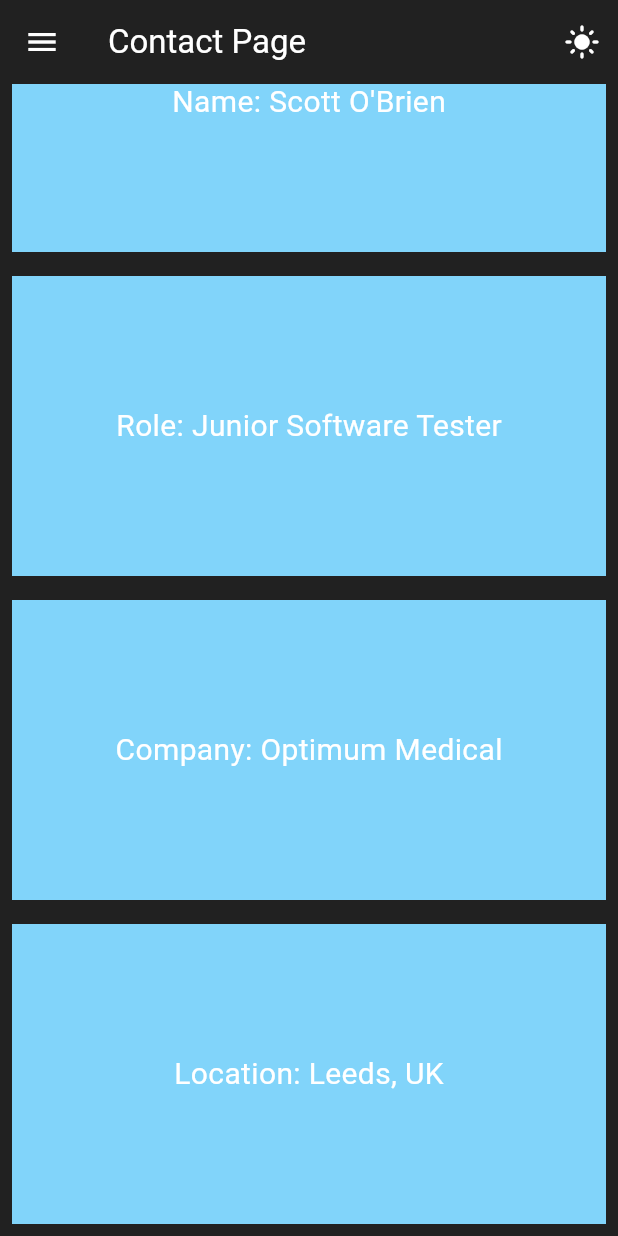
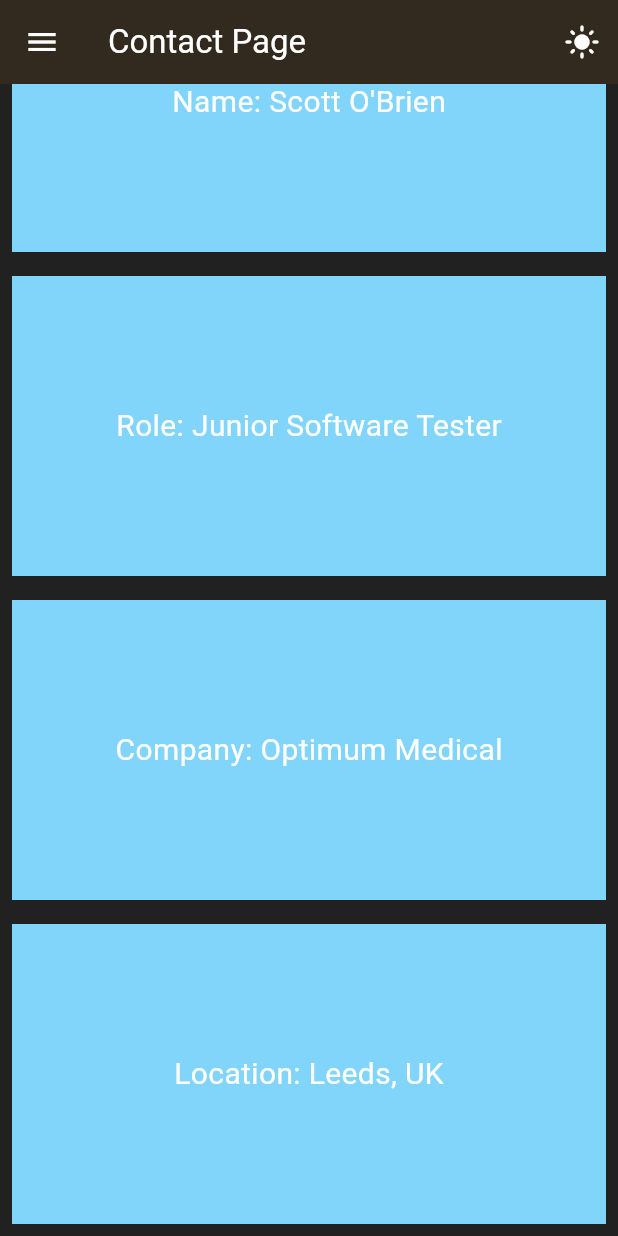
Before and after one commit to SO-1993/portfolio_flutter_app, a Flutter app: the ContactPage screen opened by its route, scrolled down 96 dp, after a tap on the "dark mode" icon, on a phone screen of 412 x 824 dp. Run offline on Flutter 3.47's test engine with Material 3 defaults, Android fonts, the phone set to English and light mode, and no system bars.

Commit message:
Color scheme has been changed and applied globally to all pages

```diff
--- a/lib/main.dart
+++ b/lib/main.dart
@@ -1,4 +1,5 @@
 import 'package:flutter/material.dart';
+import 'package:provider/provider.dart';
 import '../pages/contact_page.dart';
 import '../pages/home_page.dart';
 import '../pages/profile_page.dart';
@@ -6,8 +7,8 @@
 import '../pages/settings_page.dart';
 import '../pages/skills_page.dart';
 import '../pages/education_page.dart';
-import 'package:provider/provider.dart';
 import '../theme/theme_provider.dart';
+import '../theme/theme.dart';
 
 void main() {
   runApp(
@@ -23,9 +24,14 @@
 
   @override
   Widget build(BuildContext context) {
+    final themeProvider = Provider.of<ThemeProvider>(context);
+
     return MaterialApp(
       debugShowCheckedModeBanner: false,
-      theme: Provider.of<ThemeProvider>(context).themeData,
+      theme: themeProvider.themeData,
+      // theme: lightMode,
+      // darkTheme: darkMode,
+      // themeMode: themeProvider.isDarkMode ? ThemeMode.dark : ThemeMode.light,
       home: const HomePage(),
       routes: {
         '/home_page': (context) => const HomePage(),
--- a/lib/pages/home_page.dart
+++ b/lib/pages/home_page.dart
@@ -8,11 +8,11 @@
   @override
   Widget build(BuildContext context) {
     return Scaffold(
-      backgroundColor: Theme.of(context).colorScheme.surface,
+     // backgroundColor: Theme.of(context).colorScheme.surface,
       appBar: AppBar(
         title: const Text('Home Page'),
-        actions: [
-          const DarkModeToggleWidget(),
+        actions: const [
+          DarkModeToggleWidget(),
         ],
       ),
       drawer: const SideMenu(),
--- a/lib/theme/theme.dart
+++ b/lib/theme/theme.dart
@@ -2,18 +2,22 @@
 
 ThemeData lightMode = ThemeData(
   brightness: Brightness.light,
+  primarySwatch: Colors.orange,
   colorScheme: ColorScheme.light(
     surface: Colors.grey.shade400,
-    primary:Colors.grey.shade900,
-    secondary:Colors.grey.shade200,
+    primary: Colors.orange,
+    secondary: Colors.grey.shade200,
   ),
+  scaffoldBackgroundColor: Colors.orange.shade100,
 );
 
 ThemeData darkMode = ThemeData(
   brightness: Brightness.dark,
+  primarySwatch: Colors.orange,
   colorScheme: ColorScheme.dark(
     surface: Colors.grey.shade900,
-    primary:Colors.grey.shade900,
-    secondary:Colors.grey.shade700,
+    primary: Colors.orange,
+    secondary: Colors.grey.shade700,
   ),
+  scaffoldBackgroundColor: Colors.grey.shade900,
 );
--- a/lib/theme/theme_provider.dart
+++ b/lib/theme/theme_provider.dart
@@ -2,20 +2,15 @@
 import 'theme.dart';
 
 class ThemeProvider with ChangeNotifier {
-  ThemeData _themeData = lightMode;
+  bool _isDarkMode = false;
 
-  ThemeData get themeData => _themeData;
+  bool get isDarkMode => _isDarkMode;
 
-  set themeData(ThemeData themeData) {
-    _themeData = themeData;
+  ThemeData get themeData => _isDarkMode ? darkMode : lightMode;
+
+
+  void toggleTheme() {
+    _isDarkMode = !_isDarkMode;
     notifyListeners();
   }
-
-  void toggleTheme() {
-    if (_themeData == lightMode) {
-      themeData = darkMode;
-    } else {
-      themeData = lightMode;
-    }
-  }
 }
--- a/lib/widgets/dark_mode_toggle_widget.dart
+++ b/lib/widgets/dark_mode_toggle_widget.dart
@@ -9,7 +9,7 @@
   Widget build(BuildContext context) {
     return IconButton(
       icon: Icon(
-              Theme.of(context).brightness == Brightness.dark
+        Provider.of<ThemeProvider>(context).isDarkMode
             ? Icons.light_mode
             : Icons.dark_mode,
       ),
```
Lines whose indentation alone changed are shown as unchanged.
